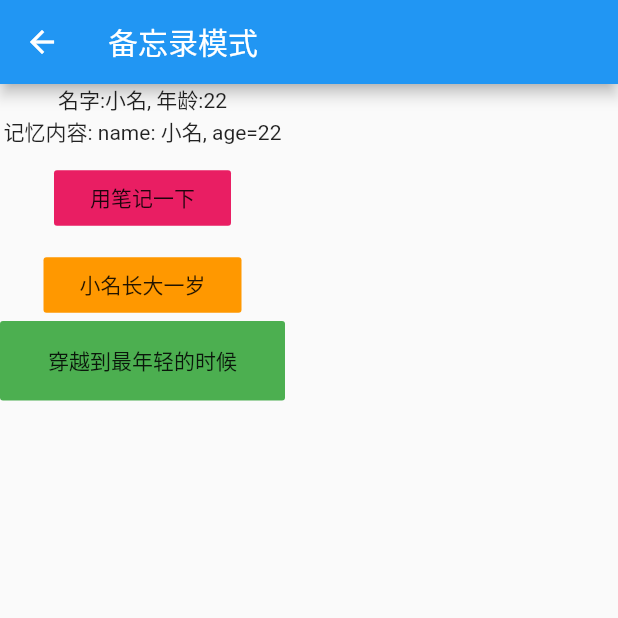
After one commit to FlutterOpen/design_patterns, a Flutter app: the MemoryPage screen opened by its route, after a tap on "小名长大一岁", after a tap on "穿越到最年轻的时候", on a phone screen of 412 x 824 dp, the top half of it. The commit adds this screen. Run offline on Flutter 3.47's test engine with Material 2 defaults, Android fonts, the phone set to English and light mode, and no system bars.

Commit message:
feat(): 备忘录模式完成

```diff
--- a/lib/constant/string_const.dart
+++ b/lib/constant/string_const.dart
@@ -55,4 +55,7 @@ class StringConst {
 
   //迭代器模式
   static const String MID_ = "中介者模式";
+
+  //备忘录模式
+  static const String MEMORY_ = "备忘录模式";
 }
--- a/lib/main.dart
+++ b/lib/main.dart
@@ -11,6 +11,7 @@ import 'package:flutter_design/page/filter/filter_page.dart';
 import 'package:flutter_design/page/flyweight/flyweight_page.dart';
 import 'package:flutter_design/page/interpreter/intepreter_page.dart';
 import 'package:flutter_design/page/iterator/Iterator_page.dart';
+import 'package:flutter_design/page/memory/memory_page.dart';
 import 'package:flutter_design/page/midd/mid_page.dart';
 import 'package:flutter_design/page/proxy/proxy_page.dart';
 
@@ -49,6 +50,7 @@ class MyApp extends StatelessWidget {
         PageConst.INTERPRETER_PAGE: (context) => InterpreterPage(),
         PageConst.ITERATOR_PAGE: (context) => IteratorPage(),
         PageConst.MEDIATOR_PAGE: (context) => MidPage(),
+        PageConst.MEMENTO_PAGE: (context) => MemoryPage(),
       },
     );
   }
--- a/lib/page/home_page.dart
+++ b/lib/page/home_page.dart
@@ -32,6 +32,7 @@ Map<String, String> map = {
   PageConst.INTERPRETER_PAGE: StringConst.INTERPRETER_,
   PageConst.ITERATOR_PAGE: StringConst.ITERATOR_,
   PageConst.MEDIATOR_PAGE: StringConst.MID_,
+  PageConst.MEMENTO_PAGE: StringConst.MEMORY_,
 };
 
 class _HomePageState extends State<HomePage> {
--- /dev/null
+++ b/lib/page/memory/memory_mode.dart
@@ -0,0 +1,47 @@
+/// Created by NieBin on 2020-04-07
+/// Github: https://github.com/nb312
+/// Email: niebin312@gmail.com
+//记忆内容
+class Memory {
+  String name;
+  int age;
+
+  @override
+  String toString() {
+    return "name: $name, age=$age";
+  }
+}
+
+//记忆容器
+class MemoryContainer {
+  Memory _memory;
+
+  Memory get memory => _memory;
+
+  set memory(Memory m) {
+    this._memory = m;
+  }
+}
+
+//恢复过程
+class XiaoMing {
+  String name;
+  int age;
+
+  void restore(Memory memory) {
+    this.name = memory.name;
+    this.age = memory.age;
+  }
+
+  Memory createMemory() {
+    Memory memory = Memory()
+      ..name = this.name
+      ..age = this.age;
+    return memory;
+  }
+
+  @override
+  String toString() {
+    return "名字:$name, 年龄:$age";
+  }
+}
--- /dev/null
+++ b/lib/page/memory/memory_page.dart
@@ -0,0 +1,88 @@
+import 'package:flutter/material.dart';
+import 'package:flutter_design/constant/string_const.dart';
+import 'package:flutter_design/page/memory/memory_mode.dart';
+
+/// Created by NieBin on 2020-04-07
+/// Github: https://github.com/nb312
+/// Email: niebin312@gmail.com
+
+class MemoryPage extends StatefulWidget {
+  @override
+  _MemoryPageState createState() => _MemoryPageState();
+}
+
+class _MemoryPageState extends State<MemoryPage> {
+  String content;
+
+  MemoryContainer _container;
+  XiaoMing _xiaoMing;
+
+  @override
+  void initState() {
+    _container = MemoryContainer();
+    _xiaoMing = XiaoMing()
+      ..name = "小名"
+      ..age = 22;
+    _container.memory = _xiaoMing.createMemory();
+  }
+
+  @override
+  Widget build(BuildContext context) {
+    return Scaffold(
+      appBar: AppBar(
+        title: Text(StringConst.MEMORY_),
+      ),
+      body: Container(
+        child: Column(
+          children: <Widget>[
+            Text(content ?? "待玩起来"),
+            Text("记忆内容: ${_container.memory.toString()}"),
+            SizedBox(height: 10),
+            FlatButton(
+              onPressed: () {
+                setState(() {
+                  _container.memory = _xiaoMing.createMemory();
+                });
+              },
+              color: Colors.pink,
+              child: Padding(
+                padding: const EdgeInsets.all(8.0),
+                child: Text("用笔记一下"),
+              ),
+            ),
+            SizedBox(height: 10),
+            FlatButton(
+              onPressed: () {
+                _xiaoMing.age = _xiaoMing.age + 1;
+                setState(() {
+                  content = _xiaoMing.toString();
+                });
+              },
+              color: Colors.orange,
+              child: Padding(
+                padding: const EdgeInsets.all(8.0),
+                child: Text("小名长大一岁"),
+              ),
+            ),
+            FlatButton(
+              onPressed: () {
+                setState(() {
+                  _xiaoMing.restore(_container.memory);
+                  content = _xiaoMing.toString();
+                });
+              },
+              color: Colors.green,
+              child: Padding(
+                padding: const EdgeInsets.all(8.0),
+                child: Padding(
+                  padding: const EdgeInsets.all(8.0),
+                  child: Text("穿越到最年轻的时候"),
+                ),
+              ),
+            ),
+          ],
+        ),
+      ),
+    );
+  }
+}
```
Also changed, not shown: 1 other file.
